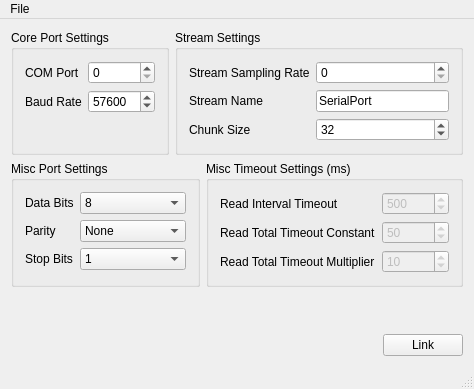
Old version of the form mainwindow.ui in the repository roberttoth02/App-SerialPortMac.
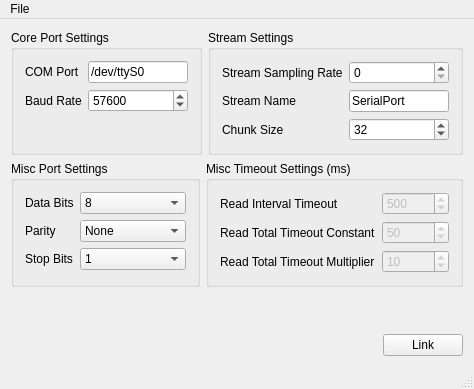
New version of the form.

```diff
--- a/mainwindow.ui
+++ b/mainwindow.ui
@@ -37,18 +37,12 @@
           </widget>
          </item>
          <item row="0" column="1">
-          <widget class="QSpinBox" name="comPort">
+          <widget class="QLineEdit" name="comPort">
            <property name="toolTip">
             <string>This is the COM port number; these are usually consecutively assigned to devices.</string>
            </property>
-           <property name="minimum">
-            <number>0</number>
-           </property>
-           <property name="maximum">
-            <number>30</number>
-           </property>
-           <property name="value">
-            <number>0</number>
+           <property name="text">
+            <string>/dev/ttyS0</string>
            </property>
           </widget>
          </item>
```
Left out of the diff: 2 changed lines with no effect on the pictures.
